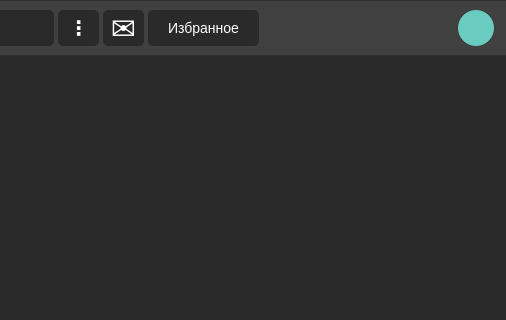
This is autorization_mainwindow/autorization_mainwindow.ui in b0shka/selling_apps as Qt 5 draws it before an edit; both pictures show x 162 to 668 and y 0 to 320 of the 668 by 428 pixel window. The edited form follows.
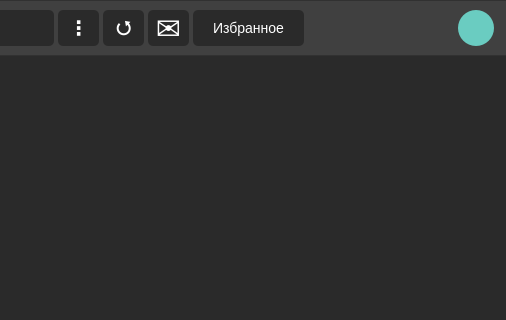
This is the edited form.

Diff of the .ui file:
```diff
--- a/autorization_mainwindow/autorization_mainwindow.ui
+++ b/autorization_mainwindow/autorization_mainwindow.ui
@@ -111,7 +111,7 @@
    <widget class="QPushButton" name="pushButton">
     <property name="geometry">
      <rect>
-      <x>310</x>
+      <x>355</x>
       <y>10</y>
       <width>111</width>
       <height>36</height>
@@ -171,9 +171,9 @@
    <widget class="QLabel" name="label">
     <property name="geometry">
      <rect>
-      <x>430</x>
+      <x>475</x>
       <y>20</y>
-      <width>176</width>
+      <width>136</width>
       <height>16</height>
      </rect>
     </property>
@@ -231,7 +231,7 @@
    <widget class="QPushButton" name="pushButton_5">
     <property name="geometry">
      <rect>
-      <x>265</x>
+      <x>310</x>
       <y>10</y>
       <width>41</width>
       <height>36</height>
@@ -261,6 +261,40 @@
      <string>✉</string>
     </property>
    </widget>
+   <widget class="QPushButton" name="pushButton_6">
+    <property name="geometry">
+     <rect>
+      <x>265</x>
+      <y>10</y>
+      <width>41</width>
+      <height>36</height>
+     </rect>
+    </property>
+    <property name="font">
+     <font>
+      <pointsize>-1</pointsize>
+      <weight>75</weight>
+      <italic>false</italic>
+      <bold>true</bold>
+     </font>
+    </property>
+    <property name="styleSheet">
+     <string notr="true">QPushButton {
+	padding-top: 4px;
+	font-size: 18px;
+	height: 28px;
+	color: white;
+	background-color: #2a2a2a;
+	border-radius: 5px;
+}
+QPushButton::hover {
+	background-color: #949494;
+}</string>
+    </property>
+    <property name="text">
+     <string>⭯</string>
+    </property>
+   </widget>
   </widget>
   <widget class="QPushButton" name="pushButton_4">
    <property name="geometry">
```
